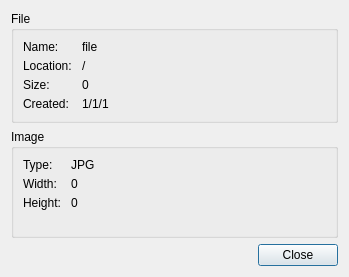
Before: the Qt Designer form imageinfodialog.ui in callaa/Piqs, drawn with Qt 5.
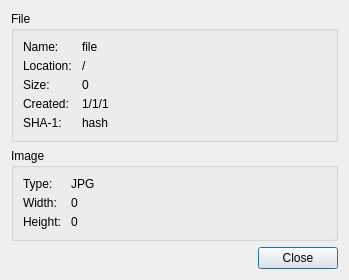
After: the same form once the commit is applied.

```diff
--- a/imageinfodialog.ui
+++ b/imageinfodialog.ui
@@ -100,6 +100,29 @@
        <widget class="QLabel" name="createdlabel">
         <property name="text">
          <string notr="true">1/1/1</string>
+        </property>
+        <property name="textInteractionFlags">
+         <set>Qt::LinksAccessibleByMouse|Qt::TextSelectableByMouse</set>
+        </property>
+       </widget>
+      </item>
+      <item row="4" column="0">
+       <widget class="QLabel" name="label_5">
+        <property name="text">
+         <string>SHA-1:</string>
+        </property>
+       </widget>
+      </item>
+      <item row="4" column="1">
+       <widget class="QLabel" name="hashlabel">
+        <property name="cursor">
+         <cursorShape>IBeamCursor</cursorShape>
+        </property>
+        <property name="text">
+         <string notr="true">hash</string>
+        </property>
+        <property name="textInteractionFlags">
+         <set>Qt::LinksAccessibleByMouse|Qt::TextSelectableByMouse</set>
         </property>
        </widget>
       </item>
```
Left out of the diff: 9 changed lines with no effect on the pictures.
